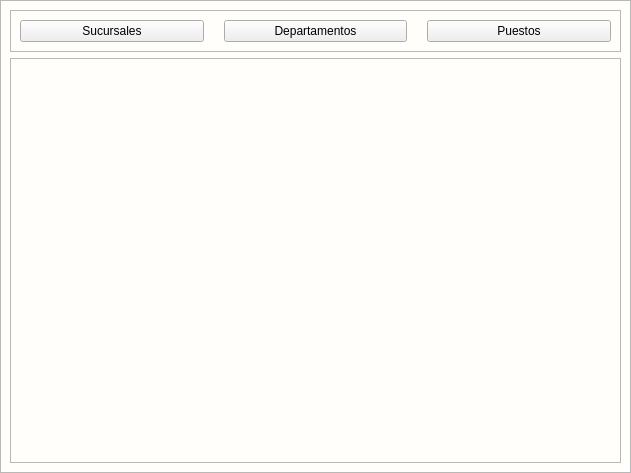
Qt form app/View/UserInterfaceUi/UI_CONTROL_SUCUDEPAPUESTO.ui (LAngelVp/software-punto-de-venta) before a commit.
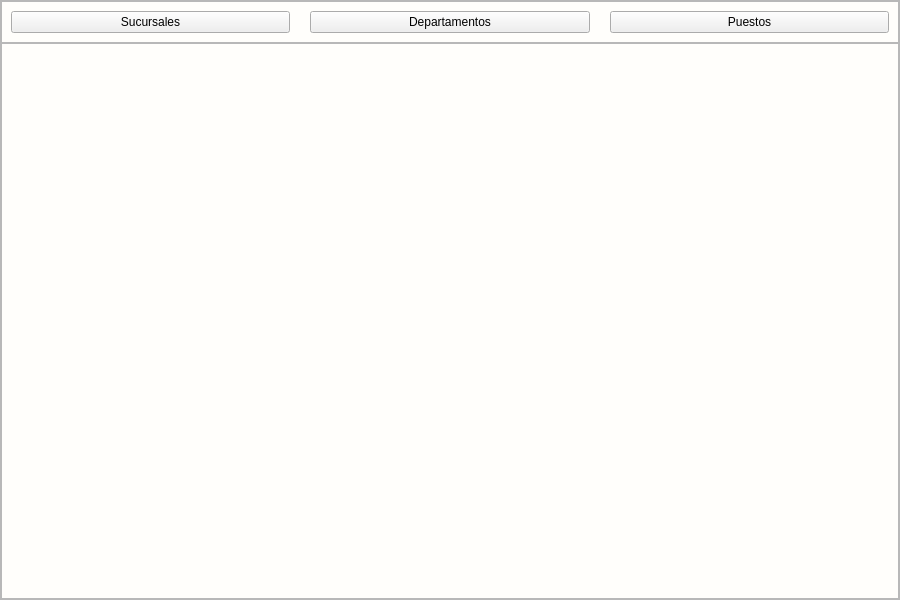
The same form after that commit. Icons and pictures are not drawn.

Patch:
```diff
--- a/app/View/UserInterfaceUi/UI_CONTROL_SUCUDEPAPUESTO.ui
+++ b/app/View/UserInterfaceUi/UI_CONTROL_SUCUDEPAPUESTO.ui
@@ -6,10 +6,22 @@
    <rect>
     <x>0</x>
     <y>0</y>
-    <width>631</width>
-    <height>473</height>
+    <width>900</width>
+    <height>600</height>
    </rect>
   </property>
+  <property name="minimumSize">
+   <size>
+    <width>900</width>
+    <height>600</height>
+   </size>
+  </property>
+  <property name="maximumSize">
+   <size>
+    <width>900</width>
+    <height>600</height>
+   </size>
+  </property>
   <property name="cursor">
    <cursorShape>PointingHandCursor</cursorShape>
   </property>
@@ -50,6 +62,21 @@
       <enum>QFrame::Raised</enum>
      </property>
      <layout class="QGridLayout" name="gridLayout_2">
+      <property name="leftMargin">
+       <number>0</number>
+      </property>
+      <property name="topMargin">
+       <number>0</number>
+      </property>
+      <property name="rightMargin">
+       <number>0</number>
+      </property>
+      <property name="bottomMargin">
+       <number>0</number>
+      </property>
+      <property name="spacing">
+       <number>0</number>
+      </property>
       <item row="0" column="0">
        <widget class="QFrame" name="contenedor_botones">
         <property name="frameShape">
@@ -111,13 +138,43 @@
          <enum>QFrame::Raised</enum>
         </property>
         <layout class="QGridLayout" name="gridLayout_5">
+         <property name="leftMargin">
+          <number>0</number>
+         </property>
+         <property name="topMargin">
+          <number>0</number>
+         </property>
+         <property name="rightMargin">
+          <number>0</number>
+         </property>
+         <property name="bottomMargin">
+          <number>0</number>
+         </property>
+         <property name="spacing">
+          <number>0</number>
+         </property>
          <item row="0" column="0">
           <widget class="QStackedWidget" name="contenedor_paginas">
            <property name="styleSheet">
             <string notr="true"/>
            </property>
-           <widget class="QWidget" name="page"/>
-           <widget class="QWidget" name="page_2"/>
+           <property name="currentIndex">
+            <number>0</number>
+           </property>
+           <widget class="QWidget" name="pagina_inicial">
+            <layout class="QGridLayout" name="gridLayout_3">
+             <item row="0" column="0">
+              <widget class="QLabel" name="label">
+               <property name="styleSheet">
+                <string notr="true">image: url(:/Icons/IconosSVG/logo_devrous.png);</string>
+               </property>
+               <property name="text">
+                <string/>
+               </property>
+              </widget>
+             </item>
+            </layout>
+           </widget>
           </widget>
          </item>
         </layout>
```
Left out of the diff: 17 changed lines with no effect on the pictures.
